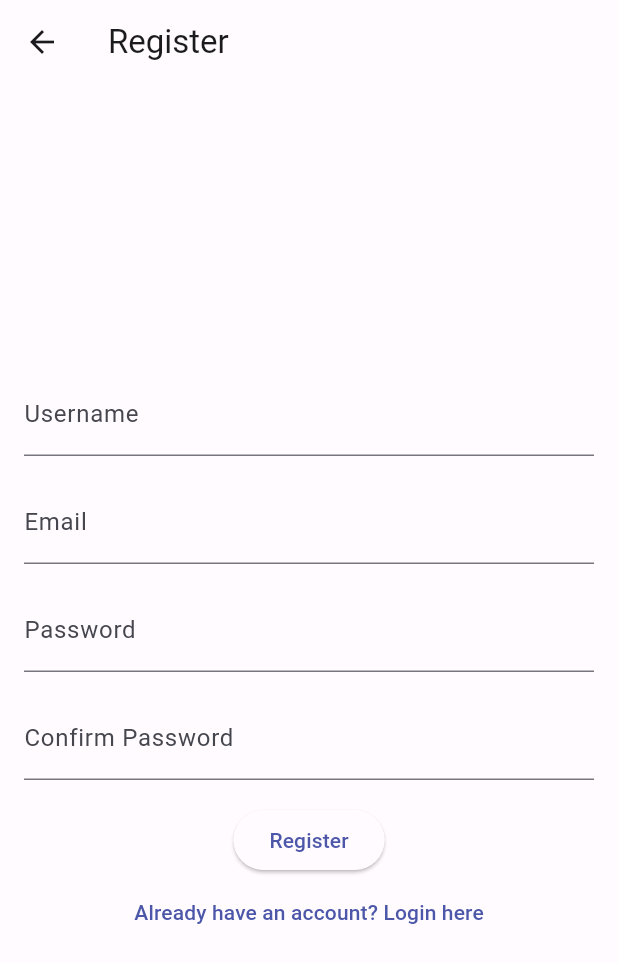
After one commit to syamilu/tournamyx_mobile, a Flutter app: the screen it shows after launch, after a tap on "Create a new account", on a phone screen of 412 x 824 dp. The commit adds this screen. Shown: the top 963 px of the screen. Run offline on Flutter 3.47's test engine with Material 3 defaults, Android fonts, the light colour scheme and no system bars; Roboto replaces fonts that are missing (Poppins).

Commit message:
Created register page

```diff
--- a/lib/features/auth/screen/login.dart
+++ b/lib/features/auth/screen/login.dart
@@ -31,6 +31,11 @@ class LoginScreen extends StatelessWidget {
               },
               child: Text('Login'),
             ),
+            TextButton(
+                onPressed: () {
+                  Navigator.pushNamed(context, '/register');
+                },
+                child: const Text('Create a new account')),
           ],
         ),
       ),
--- /dev/null
+++ b/lib/features/auth/screen/register.dart
@@ -0,0 +1,59 @@
+import 'package:flutter/material.dart';
+
+class RegisterScreen extends StatelessWidget {
+  const RegisterScreen({super.key});
+
+  @override
+  Widget build(BuildContext context) {
+    return Scaffold(
+      appBar: AppBar(
+        title: const Text('Register'),
+      ),
+      body: Padding(
+        padding: const EdgeInsets.all(16.0),
+        child: Column(
+          mainAxisAlignment: MainAxisAlignment.center,
+          children: [
+            const TextField(
+              decoration: InputDecoration(
+                labelText: 'Username',
+              ),
+            ),
+            const SizedBox(height: 16.0),
+            const TextField(
+              decoration: InputDecoration(
+                labelText: 'Email',
+              ),
+            ),
+            const SizedBox(height: 16.0),
+            const TextField(
+              obscureText: true,
+              decoration: InputDecoration(
+                labelText: 'Password',
+              ),
+            ),
+            const SizedBox(height: 16.0),
+            const TextField(
+              obscureText: true,
+              decoration: InputDecoration(
+                labelText: 'Confirm Password',
+              ),
+            ),
+            const SizedBox(height: 16.0),
+            ElevatedButton(
+              onPressed: () {
+                // TODO: Implement register logic
+              },
+              child: const Text('Register'),
+            ),
+            TextButton(
+                onPressed: () {
+                  Navigator.pop(context);
+                },
+                child: const Text('Already have an account? Login here')),
+          ],
+        ),
+      ),
+    );
+  }
+}
--- a/lib/main.dart
+++ b/lib/main.dart
@@ -1,4 +1,5 @@
 import 'package:flutter/material.dart';
+import 'package:tournamyx_mobile/features/auth/screen/register.dart';
 import 'package:tournamyx_mobile/utils/theme/color_schemes.g.dart';
 import 'package:tournamyx_mobile/components/shared/loading_screen.dart';
 import 'package:tournamyx_mobile/components/shared/myx_bottom_navbar.dart';
@@ -43,6 +44,9 @@ class _MyAppState extends State<MyApp> {
                 ? const MyxBottomNavbar()
                 : const LoadingScreen(),
       ),
+      routes: {
+        '/register': (context) => const RegisterScreen(),
+      },
       // routes: {
       //   '/welcome': (context) => const WelcomeScreen(),
       //   '/register': (context) => const RegisterScreen(),
```
